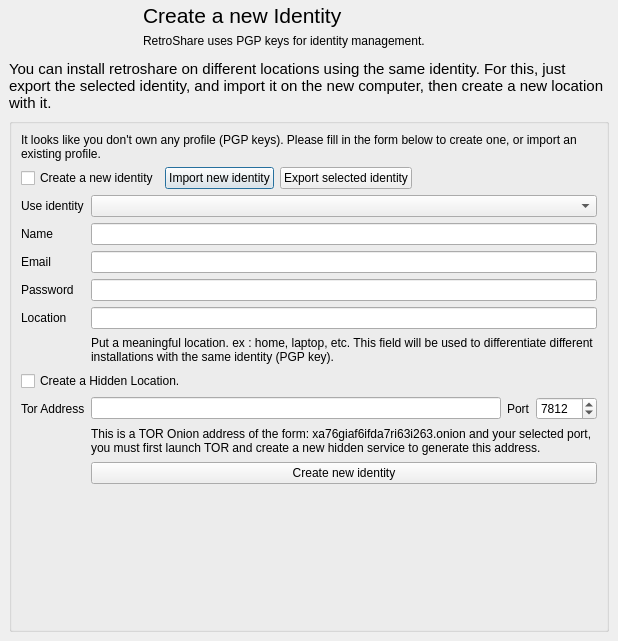
Qt form retroshare-gui/src/gui/GenCertDialog.ui (RetroShare/RetroShare) before a commit.
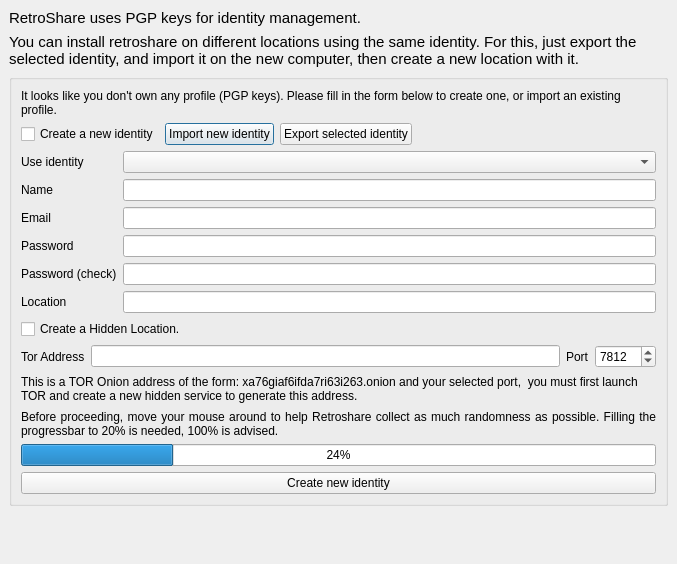
The same form after that commit. Icons and pictures are not drawn. Custom widgets are drawn as their Qt base class.

```diff
--- a/retroshare-gui/src/gui/GenCertDialog.ui
+++ b/retroshare-gui/src/gui/GenCertDialog.ui
@@ -6,8 +6,8 @@
    <rect>
     <x>0</x>
     <y>0</y>
-    <width>618</width>
-    <height>641</height>
+    <width>677</width>
+    <height>564</height>
    </rect>
   </property>
   <property name="windowTitle">
@@ -32,11 +32,28 @@
        <height>30</height>
       </size>
      </property>
-     <layout class="QVBoxLayout" name="verticalLayout">
-      <item>
-       <widget class="QLabel" name="label">
+     <layout class="QGridLayout" name="gridLayout_2">
+      <item row="0" column="0">
+       <widget class="QLabel" name="header_label">
         <property name="font">
          <font>
+          <family>Tahoma</family>
+          <pointsize>11</pointsize>
+         </font>
+        </property>
+        <property name="text">
+         <string>RetroShare uses PGP keys for identity management.</string>
+        </property>
+        <property name="wordWrap">
+         <bool>true</bool>
+        </property>
+       </widget>
+      </item>
+      <item row="1" column="0">
+       <widget class="QLabel" name="genprofileinfo_label">
+        <property name="font">
+         <font>
+          <family>Tahoma</family>
           <pointsize>11</pointsize>
          </font>
         </property>
@@ -48,7 +65,7 @@
         </property>
        </widget>
       </item>
-      <item>
+      <item row="2" column="0">
        <widget class="QGroupBox" name="groupBox">
         <layout class="QGridLayout" name="gridLayout">
          <item row="0" column="0" colspan="4">
@@ -130,45 +147,80 @@
            </item>
           </layout>
          </item>
-         <item row="2" column="0">
+         <item row="2" column="0" colspan="4">
+          <layout class="QHBoxLayout" name="horizontalLayout">
+           <item>
+            <layout class="QVBoxLayout" name="verticalLayout">
+             <item>
           <widget class="QLabel" name="genPGPuserlabel">
            <property name="text">
             <string>Use identity</string>
            </property>
           </widget>
          </item>
-         <item row="2" column="1" colspan="3">
-          <widget class="QComboBox" name="genPGPuser">
-           <property name="toolTip">
-            <string>Your profile is associated with a PGP key. RetroShare currently ignores DSA keys.</string>
-           </property>
-          </widget>
-         </item>
-         <item row="3" column="0">
+             <item>
           <widget class="QLabel" name="name_label">
            <property name="text">
             <string>Name</string>
            </property>
           </widget>
          </item>
-         <item row="3" column="1" colspan="3">
-          <widget class="QLineEdit" name="name_input">
-           <property name="toolTip">
-            <string>Enter your nickname here</string>
-           </property>
-           <property name="maxLength">
-            <number>64</number>
-           </property>
-          </widget>
-         </item>
-         <item row="4" column="0">
+             <item>
           <widget class="QLabel" name="email_label">
            <property name="text">
             <string>Email</string>
            </property>
           </widget>
          </item>
-         <item row="4" column="1" colspan="3">
+             <item>
+              <widget class="QLabel" name="password_label">
+               <property name="toolTip">
+                <string>This Password is for PGP</string>
+               </property>
+               <property name="text">
+                <string>Password</string>
+               </property>
+              </widget>
+             </item>
+             <item>
+              <widget class="QLabel" name="password_label_2">
+               <property name="toolTip">
+                <string>This Password is for PGP</string>
+               </property>
+               <property name="text">
+                <string>Password (check)</string>
+               </property>
+              </widget>
+             </item>
+             <item>
+              <widget class="QLabel" name="location_label">
+               <property name="text">
+                <string>Location</string>
+               </property>
+              </widget>
+             </item>
+            </layout>
+           </item>
+           <item>
+            <layout class="QVBoxLayout" name="verticalLayout_2">
+             <item>
+              <widget class="QComboBox" name="genPGPuser">
+               <property name="toolTip">
+                <string>Your profile is associated with a PGP key. RetroShare currently ignores DSA keys.</string>
+               </property>
+              </widget>
+             </item>
+             <item>
+              <widget class="QLineEdit" name="name_input">
+               <property name="toolTip">
+                <string>Enter your nickname here</string>
+               </property>
+               <property name="maxLength">
+                <number>64</number>
+               </property>
+              </widget>
+             </item>
+             <item>
           <widget class="QLineEdit" name="email_input">
            <property name="toolTip">
             <string>Be careful: this email will be visible to your friends and friends 
@@ -180,17 +232,7 @@
            </property>
           </widget>
          </item>
-         <item row="5" column="0">
-          <widget class="QLabel" name="password_label">
-           <property name="toolTip">
-            <string>This Password is for PGP</string>
-           </property>
-           <property name="text">
-            <string>Password</string>
-           </property>
-          </widget>
-         </item>
-         <item row="5" column="1" colspan="3">
+             <item>
           <widget class="QLineEdit" name="password_input">
            <property name="toolTip">
             <string>Put a strong password here. This password protects your PGP key.</string>
@@ -206,43 +248,34 @@
            </property>
           </widget>
          </item>
-         <item row="6" column="0">
-          <widget class="QLabel" name="location_label">
-           <property name="text">
-            <string>Location</string>
+             <item>
+              <widget class="QLineEdit" name="password_input_2">
+               <property name="toolTip">
+                <string>Put a strong password here. This password protects your PGP key.</string>
+               </property>
+               <property name="inputMask">
+                <string/>
+               </property>
+               <property name="maxLength">
+                <number>1024</number>
+               </property>
+               <property name="echoMode">
+                <enum>QLineEdit::Password</enum>
            </property>
           </widget>
          </item>
-         <item row="6" column="1" colspan="3">
+             <item>
           <widget class="QLineEdit" name="location_input">
            <property name="maxLength">
             <number>64</number>
            </property>
           </widget>
          </item>
-         <item row="7" column="1" colspan="3">
-          <widget class="QLabel" name="label_location2">
-           <property name="minimumSize">
-            <size>
-             <width>0</width>
-             <height>30</height>
-            </size>
-           </property>
-           <property name="lineWidth">
-            <number>1</number>
-           </property>
-           <property name="text">
-            <string>Put a meaningful location. ex : home, laptop, etc. This field will be used to differentiate different installations with the same identity (PGP key).</string>
-           </property>
-           <property name="scaledContents">
-            <bool>false</bool>
-           </property>
-           <property name="wordWrap">
-            <bool>true</bool>
-           </property>
-          </widget>
-         </item>
-         <item row="8" column="0" colspan="4">
+            </layout>
+           </item>
+          </layout>
+         </item>
+         <item row="3" column="0" colspan="4">
           <widget class="QCheckBox" name="hidden_checkbox">
            <property name="maximumSize">
             <size>
@@ -271,28 +304,28 @@
            </property>
           </widget>
          </item>
-         <item row="9" column="0">
+         <item row="4" column="0">
           <widget class="QLabel" name="hiddenaddr_label">
            <property name="text">
             <string>Tor Address</string>
            </property>
           </widget>
          </item>
-         <item row="9" column="1">
+         <item row="4" column="1">
           <widget class="QLineEdit" name="hiddenaddr_input">
            <property name="maxLength">
             <number>64</number>
            </property>
           </widget>
          </item>
-         <item row="9" column="2">
+         <item row="4" column="2">
           <widget class="QLabel" name="hiddenport_label">
            <property name="text">
             <string>Port</string>
            </property>
           </widget>
          </item>
-         <item row="9" column="3">
+         <item row="4" column="3">
           <widget class="QSpinBox" name="hiddenport_spinBox">
            <property name="minimum">
             <number>1</number>
@@ -305,7 +338,7 @@
            </property>
           </widget>
          </item>
-         <item row="10" column="1" colspan="3">
+         <item row="5" column="0" colspan="4">
           <widget class="QLabel" name="label_hiddenaddr2">
            <property name="minimumSize">
             <size>
@@ -327,7 +360,24 @@
            </property>
           </widget>
          </item>
-         <item row="11" column="1" colspan="3">
+         <item row="6" column="0" colspan="4">
+          <widget class="QLabel" name="entropy_label">
+           <property name="text">
+            <string>&lt;html&gt;&lt;head/&gt;&lt;body&gt;&lt;p align=&quot;justify&quot;&gt;Before proceeding, move your mouse around to help Retroshare collect as much randomness as possible. Filling the progressbar to 20% is needed, 100% is advised.&lt;/p&gt;&lt;/body&gt;&lt;/html&gt;</string>
+           </property>
+           <property name="wordWrap">
+            <bool>true</bool>
+           </property>
+          </widget>
+         </item>
+         <item row="7" column="0" colspan="4">
+          <widget class="QProgressBar" name="entropy_bar">
+           <property name="value">
+            <number>24</number>
+           </property>
+          </widget>
+         </item>
+         <item row="8" column="0" colspan="4">
           <widget class="QPushButton" name="genButton">
            <property name="maximumSize">
             <size>
@@ -335,6 +385,16 @@
              <height>26</height>
             </size>
            </property>
+           <property name="font">
+            <font>
+             <family>Arial</family>
+             <weight>50</weight>
+             <bold>false</bold>
+            </font>
+           </property>
+           <property name="styleSheet">
+            <string notr="true"/>
+           </property>
            <property name="text">
             <string>Create new identity</string>
            </property>
@@ -344,15 +404,18 @@
            </property>
           </widget>
          </item>
-         <item row="12" column="1">
+        </layout>
+       </widget>
+      </item>
+      <item row="3" column="0">
           <spacer name="verticalSpacer">
            <property name="orientation">
             <enum>Qt::Vertical</enum>
            </property>
            <property name="sizeHint" stdset="0">
             <size>
-             <width>1</width>
-             <height>1</height>
+          <width>20</width>
+          <height>40</height>
             </size>
            </property>
           </spacer>
@@ -360,16 +423,10 @@
         </layout>
        </widget>
       </item>
-     </layout>
-    </widget>
-   </item>
    <item row="0" column="0">
-    <widget class="QFrame" name="headerFrame">
-     <property name="maximumSize">
-      <size>
-       <width>16777215</width>
-       <height>140</height>
-      </size>
+    <widget class="HeaderFrame" name="headerFrame">
+     <property name="styleSheet">
+      <string notr="true"/>
      </property>
      <property name="frameShape">
       <enum>QFrame::NoFrame</enum>
@@ -377,66 +434,18 @@
      <property name="frameShadow">
       <enum>QFrame::Plain</enum>
      </property>
-     <layout class="QHBoxLayout" name="horizontalLayout_3">
-      <property name="topMargin">
-       <number>3</number>
-      </property>
-      <property name="bottomMargin">
-       <number>3</number>
-      </property>
-      <item>
-       <widget class="QLabel" name="headerImage">
-        <property name="minimumSize">
-         <size>
-          <width>128</width>
-          <height>0</height>
-         </size>
-        </property>
-        <property name="maximumSize">
-         <size>
-          <width>128</width>
-          <height>128</height>
-         </size>
-        </property>
-        <property name="text">
-         <string/>
-        </property>
-        <property name="pixmap">
-         <pixmap resource="images.qrc">:/images/contact_new128.png</pixmap>
-        </property>
-        <property name="scaledContents">
-         <bool>true</bool>
-        </property>
-       </widget>
-      </item>
-      <item>
-       <layout class="QVBoxLayout" name="headerLayout">
-        <item>
-         <widget class="QLabel" name="headerLabel">
-          <property name="font">
-           <font>
-            <pointsize>16</pointsize>
-           </font>
-          </property>
-          <property name="text">
-           <string>Create a new Identity</string>
-          </property>
-         </widget>
-        </item>
-        <item>
-         <widget class="QLabel" name="headerLabel2">
-          <property name="text">
-           <string>RetroShare uses PGP keys for identity management.</string>
-          </property>
-         </widget>
-        </item>
-       </layout>
-      </item>
-     </layout>
-    </widget>
-   </item>
-  </layout>
- </widget>
+    </widget>
+   </item>
+  </layout>
+ </widget>
+ <customwidgets>
+  <customwidget>
+   <class>HeaderFrame</class>
+   <extends>QFrame</extends>
+   <header>gui/common/HeaderFrame.h</header>
+   <container>1</container>
+  </customwidget>
+ </customwidgets>
  <tabstops>
   <tabstop>genPGPuser</tabstop>
   <tabstop>name_input</tabstop>
```
Left out of the diff: 5 changed lines with no effect on the pictures. Lines whose indentation alone changed are shown as unchanged.
